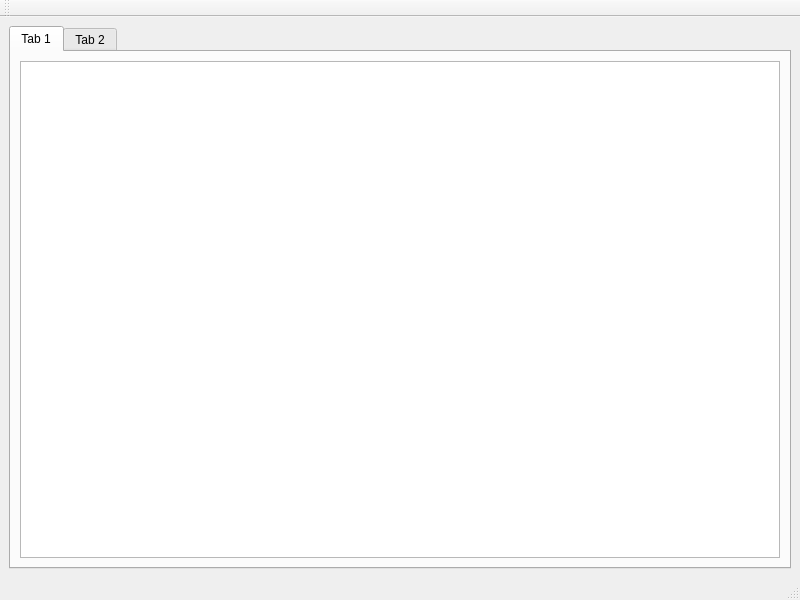
First picture: the form in memopad-part_1/memopad-practice/mainwindow.ui, repository kotetsu1701a/qt-practice, before the edit.
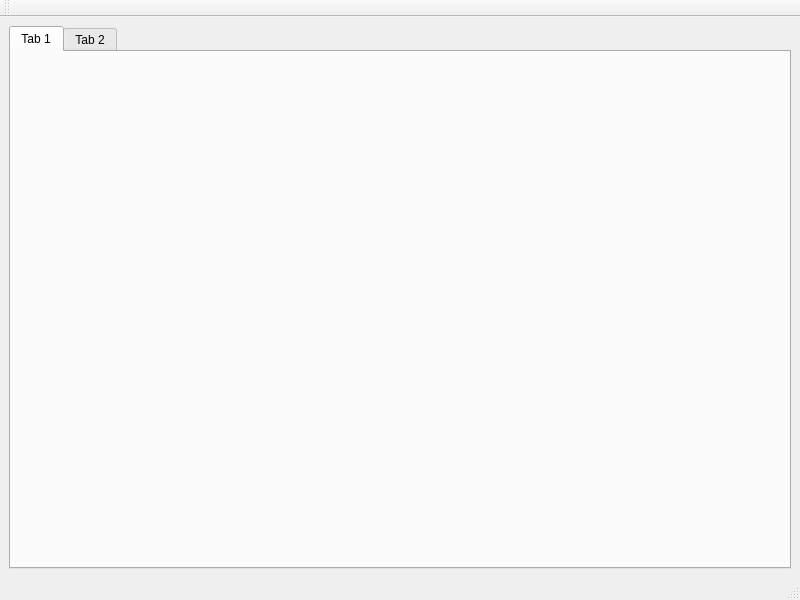
Second picture: the form after the edit.

What changed in the file:
```diff
--- a/memopad-part_1/memopad-practice/mainwindow.ui
+++ b/memopad-part_1/memopad-practice/mainwindow.ui
@@ -21,11 +21,6 @@
        <attribute name="title">
         <string>Tab 1</string>
        </attribute>
-       <layout class="QVBoxLayout" name="verticalLayout_2">
-        <item>
-         <widget class="QPlainTextEdit" name="plainTextEdit"/>
-        </item>
-       </layout>
       </widget>
       <widget class="QWidget" name="tab_4">
        <attribute name="title">
```
Left out of the diff: 4 changed lines with no effect on the pictures.
